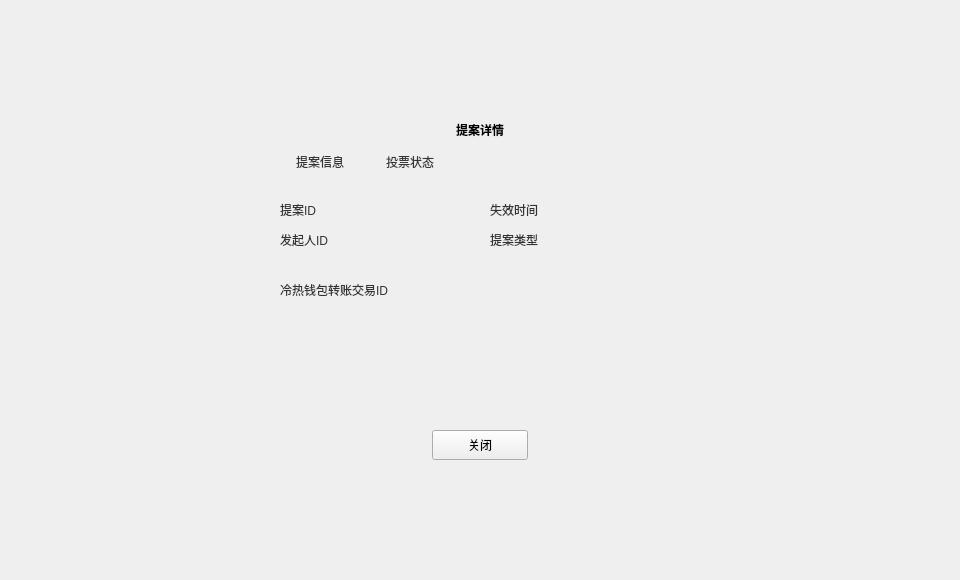
Qt form LNKWallet/guard/ProposalDetailDialog.ui (HcashOrg/hx-indicator) before a commit.
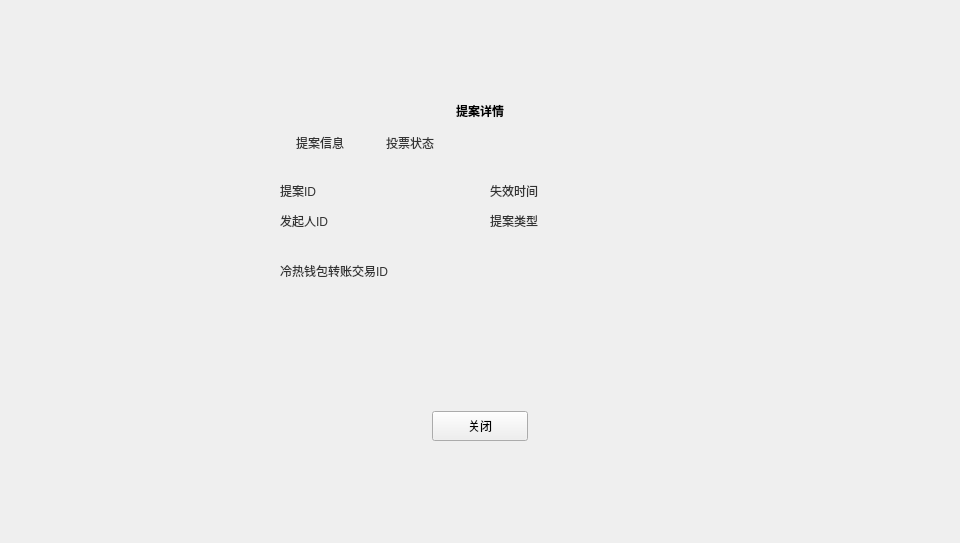
The same form after that commit.

```diff
--- a/LNKWallet/guard/ProposalDetailDialog.ui
+++ b/LNKWallet/guard/ProposalDetailDialog.ui
@@ -7,7 +7,7 @@
     <x>0</x>
     <y>0</y>
     <width>960</width>
-    <height>580</height>
+    <height>543</height>
    </rect>
   </property>
   <property name="windowTitle">
@@ -19,7 +19,7 @@
      <x>0</x>
      <y>0</y>
      <width>960</width>
-     <height>580</height>
+     <height>543</height>
     </rect>
    </property>
    <property name="font">
@@ -33,7 +33,7 @@
     <property name="geometry">
      <rect>
       <x>250</x>
-      <y>100</y>
+      <y>81</y>
       <width>460</width>
       <height>380</height>
      </rect>
```
